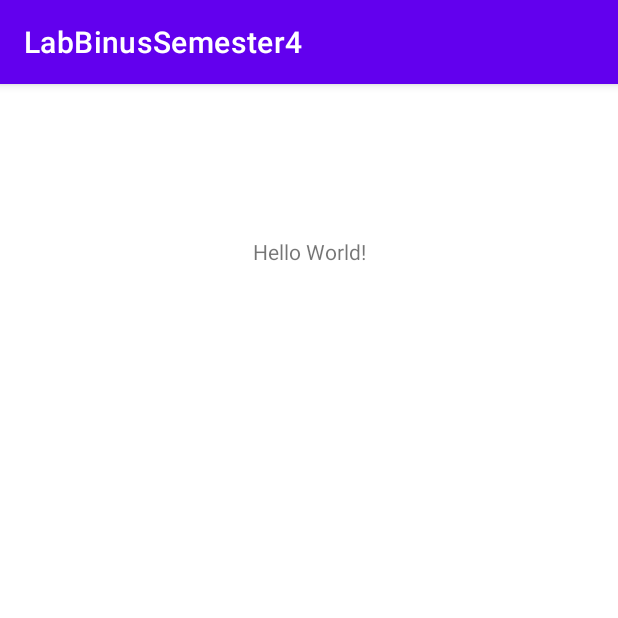
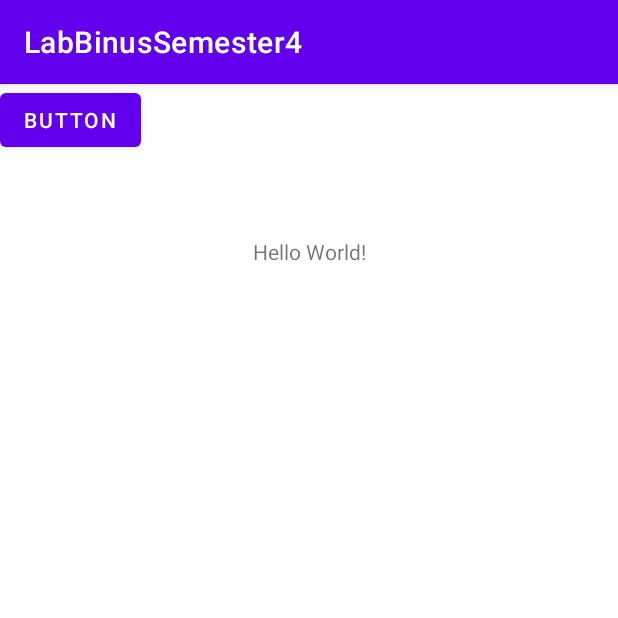
Before and after one commit to PYDONG69/LabBinusSemester4, an Android app: the screen it shows after launch (MainActivity), on a phone screen of 412 x 824 dp, the top half of it. Run offline under Robolectric (Android 15) with nearby library versions, the phone set to English and light mode, and no system bars.

```diff
--- a/app/src/main/res/layout/activity_main.xml
+++ b/app/src/main/res/layout/activity_main.xml
@@ -16,5 +16,13 @@
         app:layout_constraintTop_toTopOf="parent"
         app:layout_constraintVertical_bias="0.136" />
 
+    <Button
+        android:id="@+id/button3"
+        android:layout_width="wrap_content"
+        android:layout_height="wrap_content"
+        android:text="Button"
+        tools:layout_editor_absoluteX="163dp"
+        tools:layout_editor_absoluteY="357dp" />
+
 
 </androidx.constraintlayout.widget.ConstraintLayout>
```
